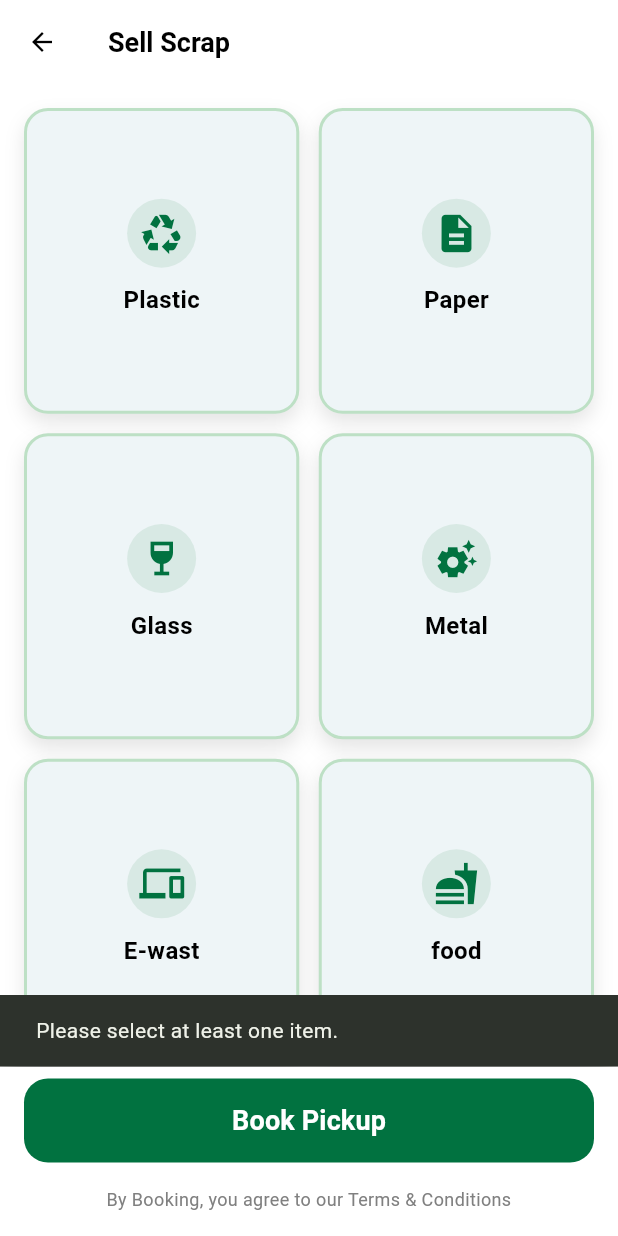
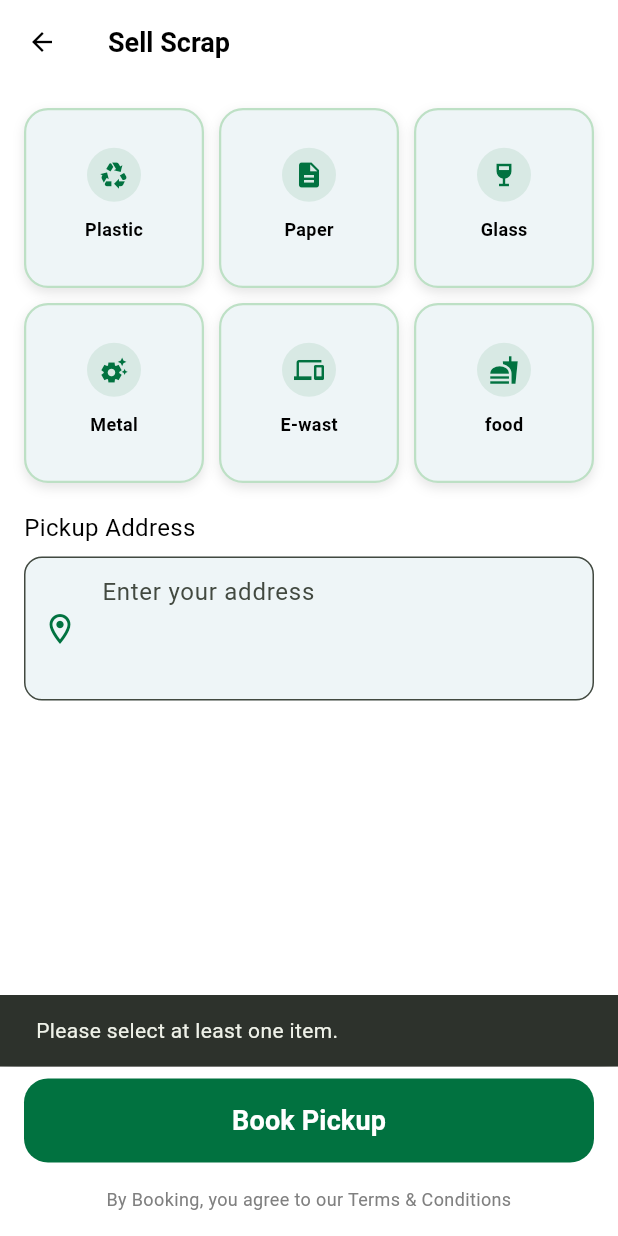
Before and after one commit to shaniyathasnim/green-hub, a Flutter app: the SellScrapPage screen opened directly, after a tap on "Book Pickup", on a phone screen of 412 x 824 dp. Run offline on Flutter 3.47's test engine with Material 3 defaults, Android fonts, the phone set to English and light mode, and no system bars; our stand-ins replace cloud_firestore, firebase_core, shared_preferences; accounts and stored records are empty; Roboto replaces fonts that are missing (Poppins).

```diff
--- a/lib/views/sell_scrap_page.dart
+++ b/lib/views/sell_scrap_page.dart
@@ -31,22 +31,29 @@ class _SellScrapPageState extends State<SellScrapPage> {
   }
 
   final Set<String> _selectedItems = {};
-  final TextEditingController _weightController = TextEditingController();
+
+  // One weight controller per selected item id, created/disposed dynamically.
+  final Map<String, TextEditingController> _weightControllers = {};
+
   final TextEditingController _addressController = TextEditingController();
 
   void _toggleSelection(String id) {
     setState(() {
       if (_selectedItems.contains(id)) {
         _selectedItems.remove(id);
+        _weightControllers.remove(id)?.dispose();
       } else {
         _selectedItems.add(id);
+        _weightControllers[id] = TextEditingController();
       }
     });
   }
 
   @override
   void dispose() {
-    _weightController.dispose();
+    for (final controller in _weightControllers.values) {
+      controller.dispose();
+    }
     _addressController.dispose();
     super.dispose();
   }
@@ -54,7 +61,14 @@ class _SellScrapPageState extends State<SellScrapPage> {
   @override
   Widget build(BuildContext context) {
     final screenWidth = MediaQuery.of(context).size.width;
-    final crossAxisCount = screenWidth > 100 ? 2 : 2;
+    final crossAxisCount = screenWidth > 100 ? 3: 3;
+
+    // Keep the dynamic fields in the same order as the source data list,
+    // rather than Set insertion order, so they don't jump around.
+    final selectedItemsInOrder = ScrapItemsData.scrapItems
+        .where((item) => _selectedItems.contains(item.id))
+        .toList();
+
     return Scaffold(
       backgroundColor: White,
       appBar: AppBar(
@@ -86,9 +100,9 @@ class _SellScrapPageState extends State<SellScrapPage> {
                 itemCount: ScrapItemsData.scrapItems.length,
                 gridDelegate: SliverGridDelegateWithFixedCrossAxisCount(
                   crossAxisCount: crossAxisCount,
-                  crossAxisSpacing: 13,
-                  mainAxisSpacing: 13,
-                  childAspectRatio: 0.9,
+                  crossAxisSpacing: 10,
+                  mainAxisSpacing: 10,
+                  childAspectRatio: 1.0,
                 ),
                 itemBuilder: (context, index) {
                   final item = ScrapItemsData.scrapItems[index];
@@ -99,22 +113,41 @@ class _SellScrapPageState extends State<SellScrapPage> {
                   );
                 },
               ),
-              //form section
+
+              // Dynamic per-item weight fields.
+              // A field appears the moment its card is selected and is
+              // removed the moment it's deselected.
               const SizedBox(height: 18),
-              CustomTextField(
-                controller: _weightController,
-                label: "Estimate Weight(KG)",
-                hint: " Enter weight",
-                prefixIcon: Icon(Icons.scale_outlined, color: CardGreen),
-                maxLines: 1,
+              AnimatedSize(
+                duration: const Duration(milliseconds: 200),
+                curve: Curves.easeInOut,
+                alignment: Alignment.topCenter,
+                child: selectedItemsInOrder.isEmpty
+                    ? const SizedBox.shrink()
+                    : Column(
+                  crossAxisAlignment: CrossAxisAlignment.start,
+                  children: [
+                    for (final item in selectedItemsInOrder) ...[
+                      CustomTextField(
+                        key: ValueKey(item.id),
+                        controller: _weightControllers[item.id]!,
+                        label: "Estimated Weight — ${item.title} (KG)",
+                        hint: "Enter weight",
+                        prefixIcon:
+                        const Icon(Icons.scale_outlined, color: CardGreen),
+                        maxLines: 1,
+                        keyboardType: TextInputType.number,
+                      ),
+                      const SizedBox(height: 14),
+                    ],
+                  ],
+                ),
               ),
-              const SizedBox(height: 18),
 
               CustomTextField(
                 controller: _addressController,
                 label: "Pickup Address",
                 hint: "Enter your address",
-
                 prefixIcon: const Icon(
                   Icons.location_on_outlined,
                   color: CardGreen,
@@ -144,6 +177,20 @@ class _SellScrapPageState extends State<SellScrapPage> {
                     );
                     return;
                   }
+
+                  // Guard: make sure every selected item has a weight entered.
+                  final missingWeight = selectedItemsInOrder.any(
+                        (item) => (_weightControllers[item.id]?.text.trim().isEmpty ?? true),
+                  );
+                  if (missingWeight) {
+                    ScaffoldMessenger.of(context).showSnackBar(
+                      const SnackBar(
+                        content: Text("Please enter weight for all selected items."),
+                      ),
+                    );
+                    return;
+                  }
+
                   _showConfirmationDialog(context);
                 },
               ),
--- a/lib/widgets/custom_text_field.dart
+++ b/lib/widgets/custom_text_field.dart
@@ -7,6 +7,7 @@ class CustomTextField extends StatelessWidget {
   final Widget? prefixIcon;
   final int maxLines;
   final TextEditingController controller;
+  final TextInputType? keyboardType;
 
   const CustomTextField({
     super.key,
@@ -15,6 +16,7 @@ class CustomTextField extends StatelessWidget {
     this.prefixIcon,
     this.maxLines = 1,
     required this.controller,
+    this.keyboardType,
   });
 
   @override
@@ -31,33 +33,28 @@ class CustomTextField extends StatelessWidget {
           ),
         ),
         const SizedBox(height: 8),
-
         TextField(
           controller: controller,
           maxLines: maxLines,
+          keyboardType: keyboardType,
           decoration: InputDecoration(
             hintText: hint,
             prefixIcon: prefixIcon,
             filled: true,
-            fillColor:LightGrey,
-
+            fillColor: LightGrey,
             border: OutlineInputBorder(
               borderRadius: BorderRadius.circular(12),
-
             ),
-
             focusedBorder: OutlineInputBorder(
               borderRadius: BorderRadius.circular(12),
               borderSide: const BorderSide(
-                color:CardGreen,
+                color: CardGreen,
                 width: 2,
               ),
-    ),
-              contentPadding: const EdgeInsets.symmetric(horizontal: 16, vertical: 12),
-
             ),
+            contentPadding: const EdgeInsets.symmetric(horizontal: 16, vertical: 12),
           ),
-
+        ),
       ],
     );
   }
--- a/lib/widgets/scrap_item_card.dart
+++ b/lib/widgets/scrap_item_card.dart
@@ -25,13 +25,13 @@ class ScrapItemCard extends StatelessWidget {
         borderRadius: BorderRadius.circular(16),
         border: Border.all(
           color: isSelected ? CardGreen : Colors.green.withOpacity(0.3),
-          width: 2,
+          width: 1.5,
         ),
         boxShadow: [
           BoxShadow(
             color: Black.withOpacity(0.1),
-            blurRadius: 10,
-            offset: const Offset(0, 6),
+            blurRadius: 6,
+            offset: const Offset(0, 3),
           ),
         ],
       ),
@@ -44,12 +44,12 @@ class ScrapItemCard extends StatelessWidget {
             children: [
             if(isSelected)
              const  Positioned(
-            top: 8,
-          right: 8,
+            top: 6,
+          right: 6,
           child: Icon(
             Icons.check,
             color: White,
-            size: 20,
+            size: 16,
           ),
         ),
         Center(
@@ -65,14 +65,14 @@ class ScrapItemCard extends StatelessWidget {
                   child: Icon(
                     item.icon,
                     color: isSelected ? CardGreen : CardGreen,
-                    size: 30,
+                    size: 20,
                   ),
                 ),
                 const SizedBox(height: 10),
                 Text(
                   item.title,
                   style: TextStyle(
-                    fontSize: 16,
+                    fontSize: 12,
                     color: isSelected ? White : Colors.black,
                     fontWeight: FontWeight.bold,
                   ),
```
